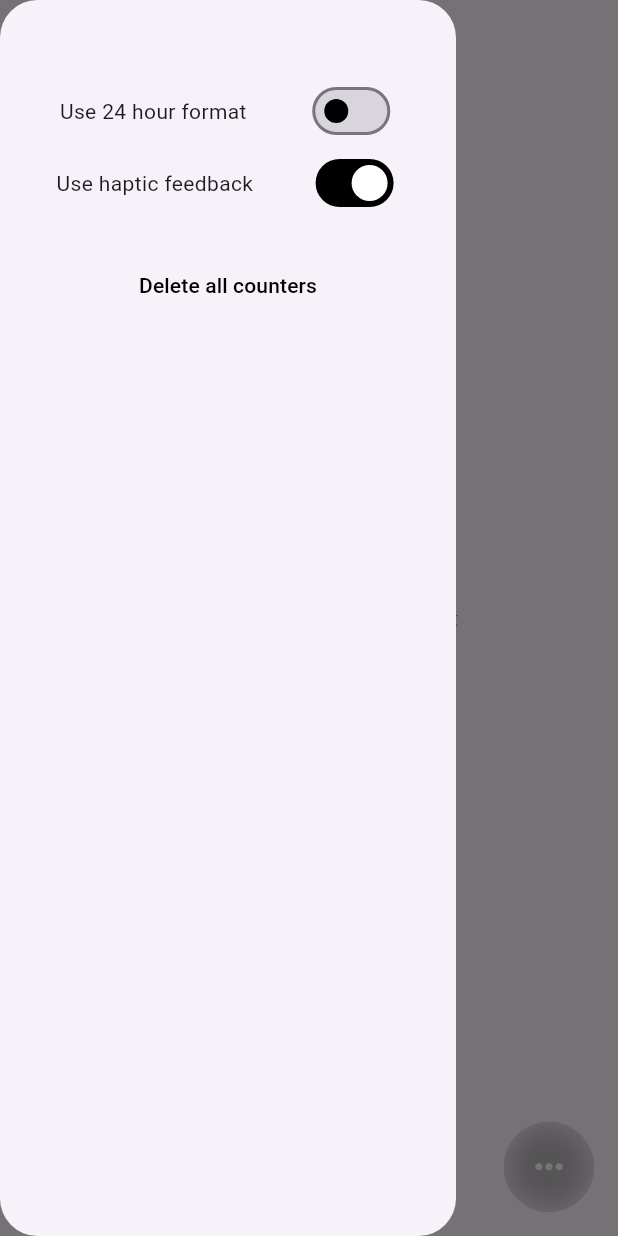
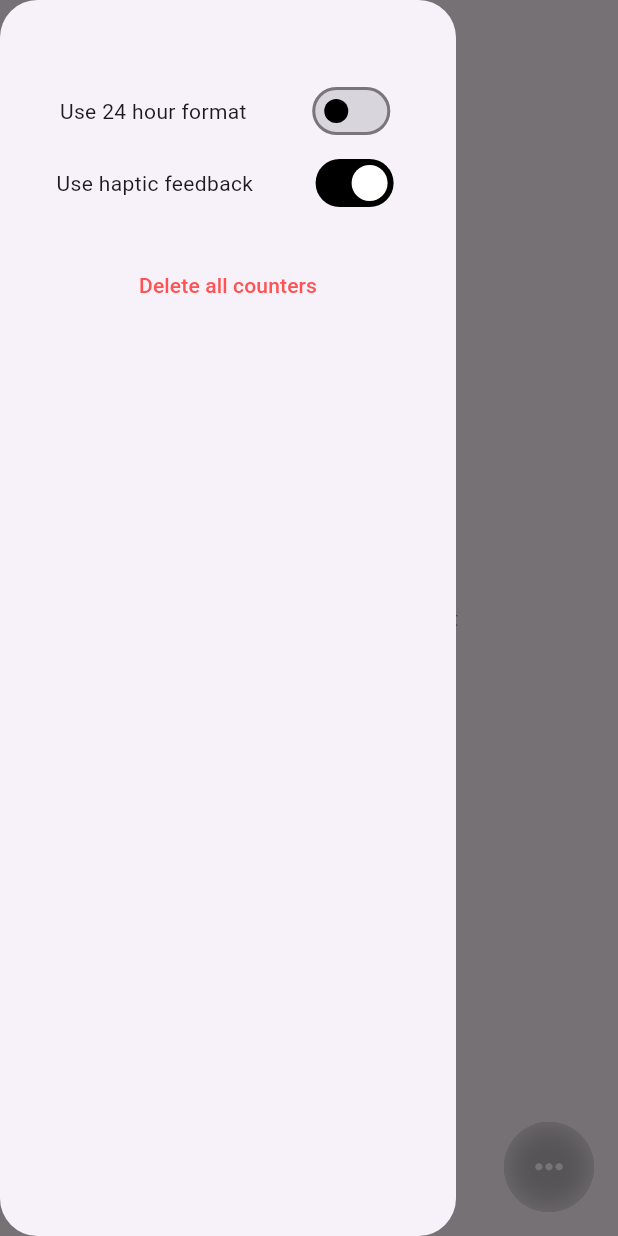
Before and after one commit to kutay-dev/till, a Flutter app: the screen it shows after launch, with the side drawer open, on a phone screen of 412 x 824 dp. Run offline on Flutter 3.47's test engine with Material 2 defaults, Android fonts, the light colour scheme and no system bars; our stand-ins replace fluttertoast, get_storage, image_picker, percent_indicator.

Commit message:
change delete all counter buttons color from black to red

```diff
--- a/lib/main.dart
+++ b/lib/main.dart
@@ -541,7 +541,7 @@ class _MainState extends State<Main> {
                   setState(() {});
                 },
                 style: ElevatedButton.styleFrom(
-                  foregroundColor: Colors.black,
+                  foregroundColor: Colors.redAccent,
                   surfaceTintColor: Colors.transparent,
                   backgroundColor: Colors.transparent,
                   shadowColor: Colors.transparent,
```
